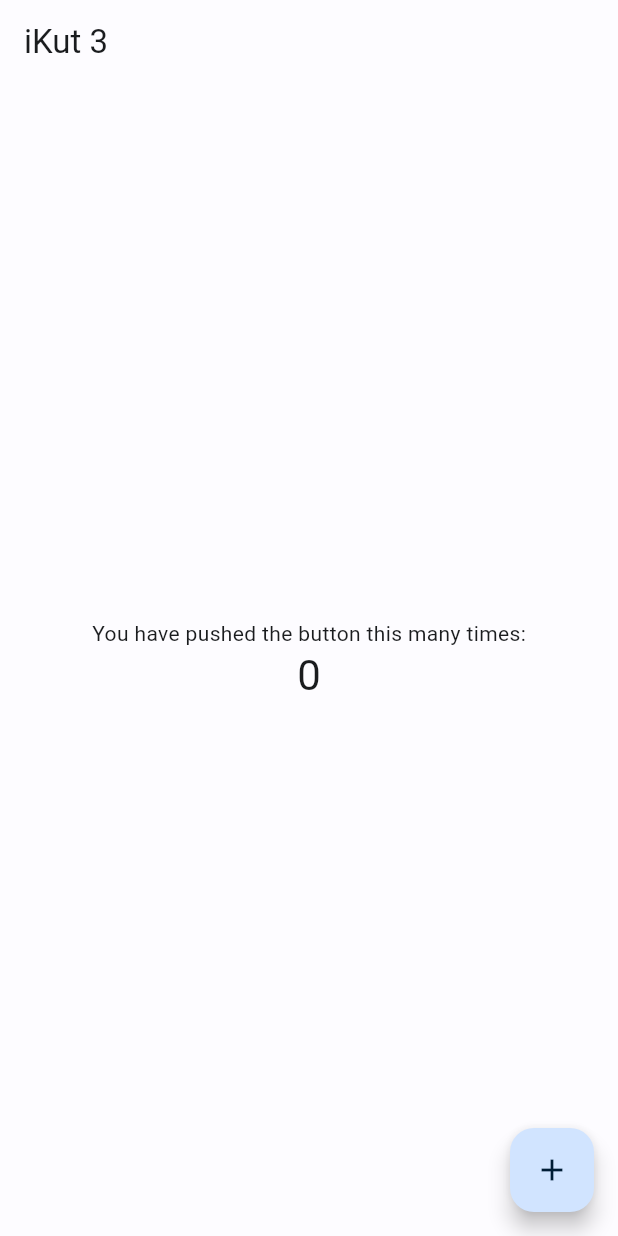
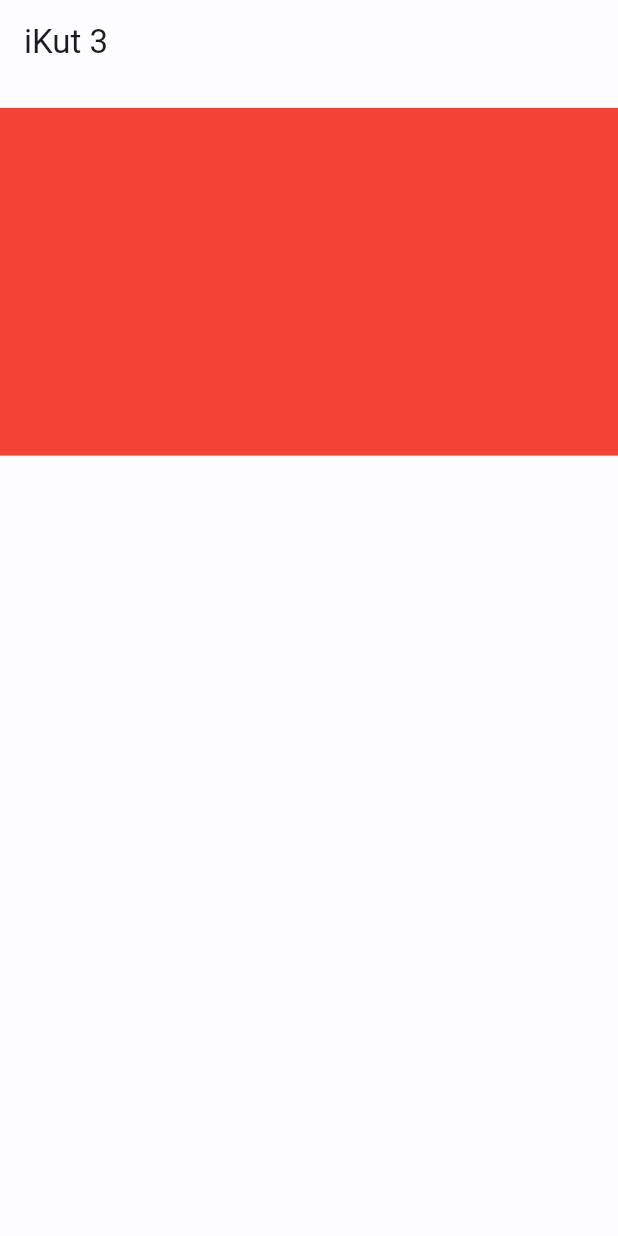
Before and after one commit to tfandkusu/ikut3, a Flutter app: the screen it shows after launch, on a phone screen of 412 x 824 dp. Run offline on Flutter 3.47's test engine with Material 2 defaults, Android fonts, the phone set to English and light mode, and no system bars; our stand-ins replace freezed_annotation, hooks_riverpod; generated files the repository leaves out were written again; network calls fail.

Commit message:
ビデオ設置場所を設定

```diff
--- /dev/null
+++ b/lib/resource/strings.dart
@@ -0,0 +1,3 @@
+class Strings {
+  static String title = "iKut 3";
+}
--- a/lib/screen/home/widget/home_screen.dart
+++ b/lib/screen/home/widget/home_screen.dart
@@ -1,6 +1,8 @@
 import 'package:flutter/material.dart';
 import 'package:hooks_riverpod/hooks_riverpod.dart';
 import 'package:ikut3/data/web_socket_provider.dart';
+
+import '../../../resource/strings.dart';
 
 class HomeStateNotifier extends StateNotifier<int> {
   HomeStateNotifier() : super(0);
@@ -18,35 +20,38 @@ class HomeScreen extends HookConsumerWidget {
 
   @override
   Widget build(BuildContext context, WidgetRef ref) {
-    final state = ref.watch(homeStateNotifierProvider);
-    final stateNotifier = ref.read(homeStateNotifierProvider.notifier);
+    // 横幅を取得
+    final width = MediaQuery.of(context).size.width;
+    // ビデオ横幅を計算
+    double videoWidth = 600;
+    if (width < videoWidth) {
+      videoWidth = width;
+    }
+    // ビデオ縦幅を計算
+    double videoHeight = 9 * videoWidth / 16;
+    // final state = ref.watch(homeStateNotifierProvider);
+
     // ignore: unused_local_variable
     final webSocket = ref.watch(webSocketProvider);
     return Scaffold(
         appBar: AppBar(
-        title: const Text("iKut 3"),
+          title: Text(Strings.title),
         ),
         body: Center(
           child: Column(
-          mainAxisAlignment: MainAxisAlignment.center,
+            crossAxisAlignment: CrossAxisAlignment.center,
             children: <Widget>[
-            const Text(
-              'You have pushed the button this many times:',
+              const SizedBox(height: 16),
+              SizedBox(
+                width: videoWidth,
+                height: videoHeight,
+                child: Container(
+                  color: Colors.red,
                 ),
-            Text(
-              state.toString(),
-              style: Theme.of(context).textTheme.headlineMedium,
-            ),
+              )
             ],
           ),
-      ),
-      floatingActionButton: FloatingActionButton(
-        onPressed: () {
-          stateNotifier.increase();
-        },
-        tooltip: 'Increment',
-        child: const Icon(Icons.add),
-      ), // This trailing comma makes auto-formatting nicer for build methods.
+        ) // This trailing comma makes auto-formatting nicer for build methods.
         );
   }
 }
```
Lines whose indentation alone changed are shown as unchanged.
